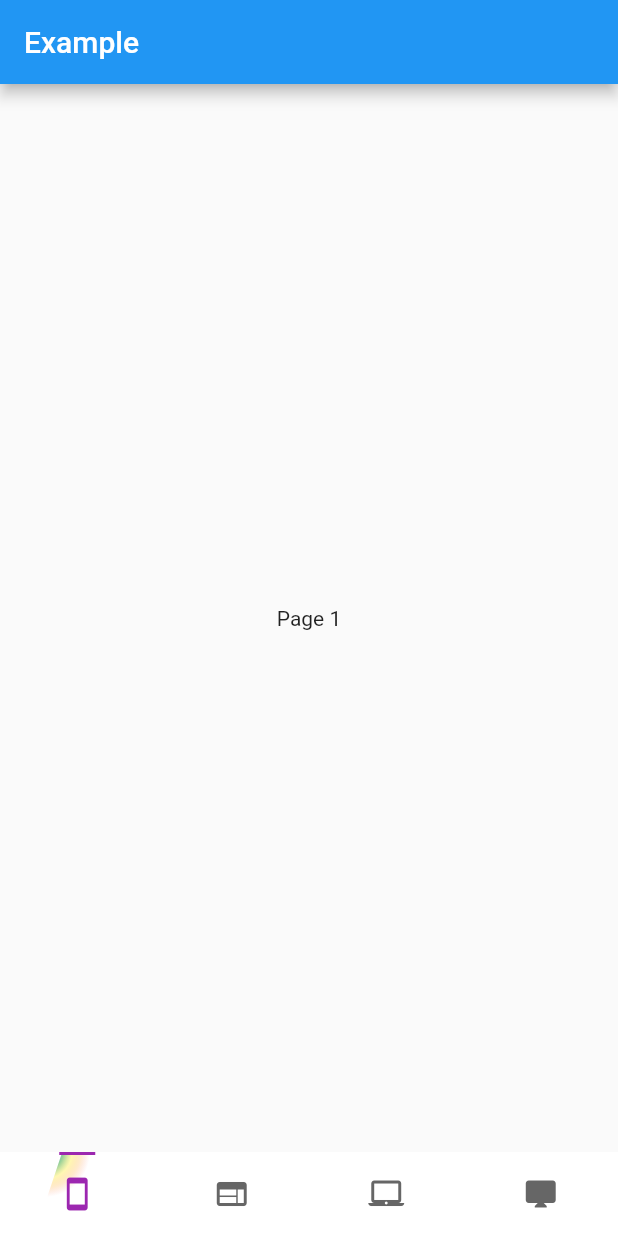
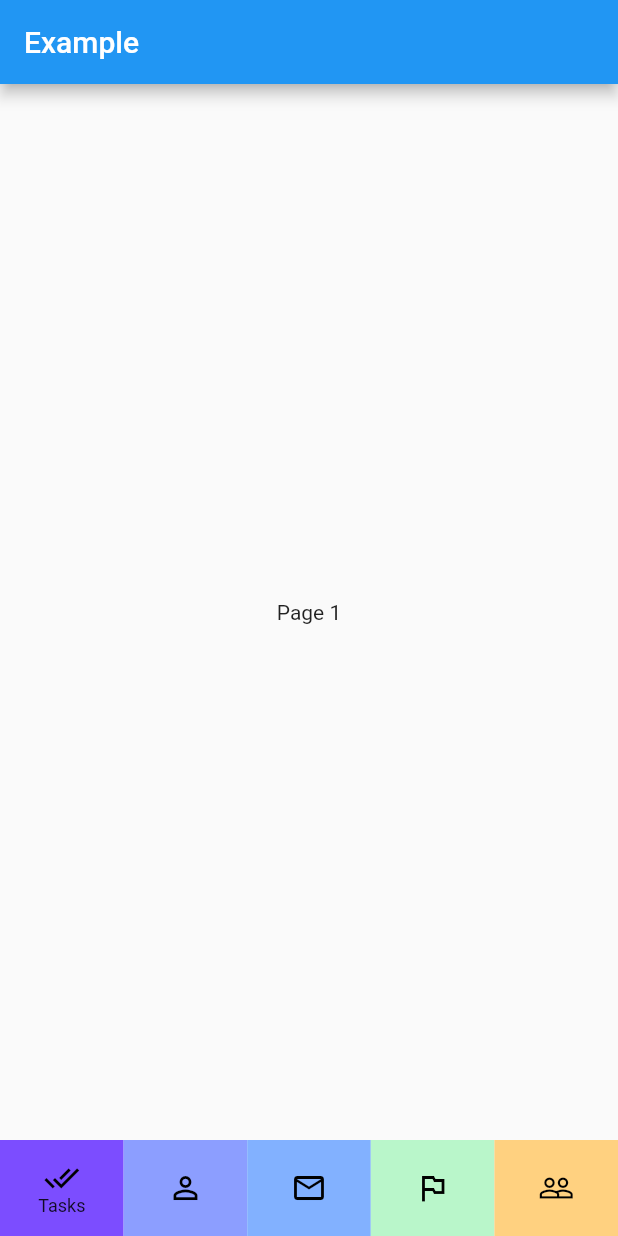
Before and after one commit to masterashu/flutter_cool_nav, a Flutter app: the screen it shows after launch, on a phone screen of 412 x 824 dp. Run offline on Flutter 3.47's test engine with Material 2 defaults, Android fonts, the phone set to English and light mode, and no system bars.

Commit message:
add FlipBoxBottomNavigation Bar

```diff
--- /dev/null
+++ b/example/lib/flipbox_nav_bar.dart
@@ -0,0 +1,86 @@
+import 'package:flutter/material.dart';
+import 'package:cool_nav/cool_nav.dart';
+
+class FlipBoxNavigationBarHome extends StatefulWidget {
+  FlipBoxNavigationBarHome({Key key}) : super(key: key);
+
+  @override
+  _FlipBoxNavigationBarHomeState createState() => _FlipBoxNavigationBarHomeState();
+}
+
+class _FlipBoxNavigationBarHomeState extends State<FlipBoxNavigationBarHome> {
+  int currentIndex;
+
+  _updateIndex(index) {
+    setState(() {
+      currentIndex = index;
+    });
+  }
+
+  @override
+  void initState() {
+    super.initState();
+    currentIndex = 0;
+  }
+
+  List<Text> texts = [
+    Text('Page 1'),
+    Text('Page 2'),
+    Text('Page 3'),
+    Text('Page 4'),
+    Text('Page 5')
+  ];
+
+  @override
+  Widget build(BuildContext context) {
+    return Scaffold(
+        appBar: AppBar(
+          title: Text('Example'),
+        ),
+        body: Center(
+          child: texts[currentIndex],
+        ),
+        bottomNavigationBar: FlipBoxNavigationBar(
+          currentIndex: currentIndex,
+          verticalPadding: 20.0,
+          items: <FlipBoxNavigationBarItem>[
+            FlipBoxNavigationBarItem(
+              name: 'Tasks',
+              selectedIcon: Icons.done_all,
+              unselectedIcon: Icons.done_outline,
+              selectedBackgroundColor: Colors.deepPurpleAccent[200],
+              unselectedBackgroundColor: Colors.deepPurpleAccent[100],
+            ),
+            FlipBoxNavigationBarItem(
+              name: 'People',
+              selectedIcon: Icons.person,
+              unselectedIcon: Icons.person_outline,
+              selectedBackgroundColor: Colors.indigoAccent[200],
+              unselectedBackgroundColor: Colors.indigoAccent[100],
+            ),
+            FlipBoxNavigationBarItem(
+              name: 'Mail',
+              selectedIcon: Icons.mail,
+              unselectedIcon: Icons.mail_outline,
+              selectedBackgroundColor: Colors.blueAccent[200],
+              unselectedBackgroundColor: Colors.blueAccent[100],
+            ),
+            FlipBoxNavigationBarItem(
+              name: 'Flagged',
+              selectedIcon: Icons.flag,
+              unselectedIcon: Icons.outlined_flag,
+              selectedBackgroundColor: Colors.greenAccent[200],
+              unselectedBackgroundColor: Colors.greenAccent[100],
+            ),
+            FlipBoxNavigationBarItem(
+              name: 'Accounts',
+              selectedIcon: Icons.people,
+              unselectedIcon: Icons.people_outline,
+              selectedBackgroundColor: Colors.orangeAccent[200],
+              unselectedBackgroundColor: Colors.orangeAccent[100],
+            ),
+          ],
+          onTap: _updateIndex,
+        ));
+  }
+}
--- a/example/lib/main.dart
+++ b/example/lib/main.dart
@@ -1,11 +1,11 @@
-import 'package:cool_nav/cool_nav.dart';
 import 'package:flutter/cupertino.dart';
 import 'package:flutter/material.dart';
+import 'flipbox_nav_bar.dart';
+import 'spotlight_nav_bar.dart';
 
 void main() => runApp(MyApp());
 
 class MyApp extends StatelessWidget {
-  // This widget is the root of your application.
   @override
   Widget build(BuildContext context) {
     return MaterialApp(
@@ -13,72 +13,8 @@ class MyApp extends StatelessWidget {
       theme: ThemeData(
         primarySwatch: Colors.blue,
       ),
-      home: MyHomePage(),
+      // home: SpotlightNavigationBarHome(),
+      home: FlipBoxNavigationBarHome(),
     );
   }
 }
-
-class MyHomePage extends StatefulWidget {
-  MyHomePage({Key key}) : super(key: key);
-
-  @override
-  _MyHomePageState createState() => _MyHomePageState();
-}
-
-class _MyHomePageState extends State<MyHomePage> {
-  int currentIndex;
-
-  _updateIndex(index) {
-    setState(() {
-      currentIndex = index;
-    });
-  }
-
-  @override
-  void initState() {
-    super.initState();
-    currentIndex = 0;
-  }
-
-  List<Text> texts = [
-    Text("Page 1"),
-    Text("Page 2"),
-    Text("Page 3"),
-    Text("Page 4")
-  ];
-
-  @override
-  Widget build(BuildContext context) {
-    return Scaffold(
-      appBar: AppBar(
-        title: Text("Example"),
-      ),
-      body: Center(
-        child: texts[currentIndex],
-      ),
-      bottomNavigationBar: SpotlightBottomNavigationBar(
-        items: [
-          SpotlightBottomNavigationBarItem(icon: Icons.smartphone),
-          SpotlightBottomNavigationBarItem(icon: Icons.web),
-          SpotlightBottomNavigationBarItem(icon: Icons.laptop_mac),
-          SpotlightBottomNavigationBarItem(icon: Icons.desktop_mac),
-        ],
-        currentIndex: currentIndex,
-        onTap: _updateIndex,
-        backgroundColor: Colors.white,
-        selectedItemColor: Colors.purple,
-        spotlightGradient: RadialGradient(
-          colors: [
-            Colors.indigo,
-            Colors.blue.withAlpha(200),
-            Colors.green.withAlpha(150),
-            Colors.yellow.withAlpha(100),
-            Colors.orange.withAlpha(50),
-            Colors.red.withAlpha(0),
-          ],
-          center: Alignment.topCenter
-        ),
-      ),
-    );
-  }
-}
--- /dev/null
+++ b/example/lib/spotlight_nav_bar.dart
@@ -0,0 +1,64 @@
+import 'package:flutter/material.dart';
+import 'package:cool_nav/cool_nav.dart';
+
+class SpotlightNavBarHome extends StatefulWidget {
+  SpotlightNavBarHome({Key key}) : super(key: key);
+
+  @override
+  _SpotlightNavBarHomeState createState() => _SpotlightNavBarHomeState();
+}
+
+class _SpotlightNavBarHomeState extends State<SpotlightNavBarHome> {
+  int currentIndex;
+
+  _updateIndex(index) {
+    setState(() {
+      currentIndex = index;
+    });
+  }
+
+  @override
+  void initState() {
+    super.initState();
+    currentIndex = 0;
+  }
+
+  List<Text> texts = [
+    Text("Page 1"),
+    Text("Page 2"),
+    Text("Page 3"),
+    Text("Page 4")
+  ];
+
+  @override
+  Widget build(BuildContext context) {
+    return Scaffold(
+      appBar: AppBar(
+        title: Text("Example"),
+      ),
+      body: Center(
+        child: texts[currentIndex],
+      ),
+      bottomNavigationBar: SpotlightBottomNavigationBar(
+        items: [
+          SpotlightBottomNavigationBarItem(icon: Icons.smartphone),
+          SpotlightBottomNavigationBarItem(icon: Icons.web),
+          SpotlightBottomNavigationBarItem(icon: Icons.laptop_mac),
+          SpotlightBottomNavigationBarItem(icon: Icons.desktop_mac),
+        ],
+        currentIndex: currentIndex,
+        onTap: _updateIndex,
+        backgroundColor: Colors.white,
+        selectedItemColor: Colors.purple,
+        spotlightGradient: RadialGradient(colors: [
+          Colors.indigo,
+          Colors.blue.withAlpha(200),
+          Colors.green.withAlpha(150),
+          Colors.yellow.withAlpha(100),
+          Colors.orange.withAlpha(50),
+          Colors.red.withAlpha(0),
+        ], center: Alignment.topCenter),
+      ),
+    );
+  }
+}
--- a/example/pubspec.yaml
+++ b/example/pubspec.yaml
@@ -24,6 +24,7 @@ dependencies:
   # Use with the CupertinoIcons class for iOS style icons.
   cupertino_icons: ^0.1.2
   cool_nav:
+    path: ../../cool_nav
 
 dev_dependencies:
   flutter_test:
--- a/lib/cool_nav.dart
+++ b/lib/cool_nav.dart
@@ -1,3 +1,4 @@
 library coolnav;
 
 export 'src/spotlight_navbar/spotlight_navbar.dart';
+export 'src/flipbox_navbar/filpbox_navbar.dart';
--- /dev/null
+++ b/lib/src/flipbox_navbar/filpbox_navbar.dart
@@ -0,0 +1,356 @@
+import 'dart:math' show pi, max;
+
+import 'package:flutter/cupertino.dart';
+import 'package:flutter/material.dart';
+
+/// A Custom Bottom Navigation Bar that is displayed at the bottom of the
+/// screen. The [FlipBoxNavigationBar] animated between the selected and
+/// the unselected state it similar to a the rotation of a rectangle box.
+/// This navigation bar is usually can be used in a [Scaffold], by providing
+/// it as the [Scaffold.bottomNavigationBar] argument.
+class FlipBoxNavigationBar extends StatefulWidget {
+  /// Creates a flip box bottom navigation bar which can be used with
+  /// [Scaffold]'s [Scaffold.bottomNavigationBar] argument.
+  ///
+  /// The length of [items] should be at least three.
+  ///
+  /// The [selectedItemTheme], [unselectedItemTheme] and
+  /// [backgroundColor] must not be null.
+  ///
+  /// The [verticalPadding] must be greater than 4.0.
+  ///
+  /// The [duration] can be used to have custom [Duration] of animation.
+  /// [duration] must be greater than 100ms.
+  FlipBoxNavigationBar({
+    @required this.items,
+    this.currentIndex = 0,
+    this.selectedItemTheme = const IconThemeData(size: 24.0, color: Colors.black),
+    this.unselectedItemTheme = const IconThemeData(size: 24.0, color: Colors.black),
+    this.verticalPadding = 16,
+    this.backgroundColor,
+    this.textStyle,
+    this.duration,
+    this.onTap,
+    Key key,
+  })  : assert(items != null && items.length >= 3),
+        assert(selectedItemTheme != null),
+        assert(selectedItemTheme != null),
+        assert(duration == null || duration > const Duration(milliseconds: 100)),
+        assert(verticalPadding >= 4.0),
+        super(key: key);
+
+  /// Defines the list of items to show on the bottom navigation bar.
+  final List<FlipBoxNavigationBarItem> items;
+
+  /// The index of the selected [FlipBoxNavigationBar] in [items].
+  final int currentIndex;
+
+  /// Called when one of the [items] is tapped.
+  ///
+  /// The stateful widget that creates the bottom navigation bar needs to keep
+  /// track of the index of the selected [FlipBoxNavigationBar] and call
+  /// `setState` to rebuild the bottom navigation bar with the new [currentIndex].
+  final ValueChanged<int> onTap;
+
+  /// Defines the size and color of the item's icon when it is selected.
+  final IconThemeData selectedItemTheme;
+
+  /// Defines the size and color of the item's icon when it is unselected.
+  final IconThemeData unselectedItemTheme;
+
+  /// Defines the style of the item's name when it is selected.
+  final TextStyle textStyle;
+
+  /// The background color of [FlipBoxNavigationBar] itself.
+  final backgroundColor;
+
+  /// The duration of animation.
+  final Duration duration;
+
+  /// The amount of padding to provide for each [FlipBoxNavigationBarTile].
+  ///
+  /// The height of tile is calculated by adding [verticalPadding] twice to the
+  /// maximum icon size (selected / unselected).
+  final double verticalPadding;
+
+  /// Calculates the maximum size of selected/unselected icon size of [FlipBoxNavigationBarItem].
+  double get maxIconSize {
+    var iconSize = 24.0;
+    iconSize = max(iconSize, selectedItemTheme?.size ?? 24.0);
+    iconSize = max(iconSize, unselectedItemTheme?.size ?? 24.0);
+    return iconSize;
+  }
+
+  @override
+  _FlipBoxNavigationBarState createState() => _FlipBoxNavigationBarState();
+}
+
+/// An item that is used with [FlipBoxNavigationBar] containing the
+/// information about the items to display.
+class FlipBoxNavigationBarItem {
+  /// Creates an item which is used with [FlipBoxNavigationBar.items].
+  ///
+  /// The [name], [selectedIcon] are required and must be non-null.
+  ///
+  /// The [selectedIcon] will be used if [unselectedIcon] is null.
+  FlipBoxNavigationBarItem({
+    @required this.name,
+    @required this.selectedIcon,
+    this.selectedBackgroundColor = Colors.blue,
+    this.unselectedBackgroundColor = Colors.lightBlue,
+    unselectedIcon,
+  })  : assert(name != null),
+        assert(selectedIcon != null),
+        unselectedIcon = unselectedIcon ?? selectedIcon;
+
+  /// The text to be displayed for the selected item.
+  final String name;
+
+  /// The Icon which will be shown on the [FlipBoxNavigationBar] when the current
+  /// item is selected.
+  final IconData selectedIcon;
+
+  /// The Icon which will be shown on the [FlipBoxNavigationBar] when the current
+  /// item is unselected.
+  final IconData unselectedIcon;
+
+  /// The color of the [FlipBoxNavigationBarTile] when the current
+  /// item is selected.
+  final Color selectedBackgroundColor;
+
+  /// The color of the [FlipBoxNavigationBarTile] when the current
+  /// item is unselected.
+  final Color unselectedBackgroundColor;
+}
+
+/// The Navigation Bar tile displayed within the [FlipBoxNavigationBar].
+class FlipBoxNavigationBarTile extends StatefulWidget {
+  /// Creates a new [FlipBoxNavigationBarTile] for displaying a single entry of an item
+  /// from [FlipBoxNavigationBar.items].
+  ///
+  /// The [item] and [animation] is required.
+  FlipBoxNavigationBarTile({
+    @required this.item,
+    @required Animation animation,
+    this.height = 56.0,
+    this.textStyle = const TextStyle(fontSize: 12.0),
+    this.selectedIconTheme,
+    this.unselectedIconTheme,
+    Key key,
+  })  : assert(height >= 0.0),
+        assert(textStyle != null),
+        animation = _generateTween(animation),
+        super(key: key);
+
+  /// Defines the [FlipBoxNavigationBarItem] used to modify the UI of the tile.
+  final FlipBoxNavigationBarItem item;
+
+  /// An [Animation] object used to animate the transitions between selected
+  /// and unselected state of Tile.
+  final Animation animation;
+
+  /// Defines the height of the [FlipBoxNavigationBarTile].
+  final double height;
+
+  /// Defines the [TextStyle] of the text shown with the selected Tile.
+  final TextStyle textStyle;
+
+  /// Defines the [IconThemeData] for the selected item.
+  final IconThemeData selectedIconTheme;
+
+  /// Defines the [IconThemeData] for the unselected item.
+  final IconThemeData unselectedIconTheme;
+
+  /// Interpolates an existing animation to a Bounce back [Curve] animation.
+  static _generateTween(Animation animation) {
+    return TweenSequence(<TweenSequenceItem>[
+      TweenSequenceItem(tween: Tween(begin: 0.0, end: -0.1), weight: 10.0),
+      TweenSequenceItem(tween: Tween(begin: -0.1, end: 0.0), weight: 25.0),
+      TweenSequenceItem(tween: Tween(begin: 0.0, end: 1.0), weight: 20.0),
+      TweenSequenceItem(tween: Tween(begin: 1.0, end: 1.1), weight: 30.0),
+      TweenSequenceItem(tween: Tween(begin: 1.1, end: 1.0), weight: 20.0),
+    ]).animate(animation);
+  }
+
+  @override
+  _FlipBoxNavigationBarTileState createState() => _FlipBoxNavigationBarTileState();
+}
+
+class _FlipBoxNavigationBarState extends State<FlipBoxNavigationBar> with TickerProviderStateMixin {
+  List<AnimationController> _controllers;
+  int oldIndex;
+
+  // Resets the controllers
+  resetState() {
+    // dispose any old controllers
+    if (_controllers != null) {
+      _controllers.forEach((e) => e.dispose());
+    }
+    // Create new controllers
+    _controllers = List<AnimationController>.generate(
+      widget.items.length,
+      (index) => AnimationController(
+        duration: widget.duration ?? const Duration(milliseconds: 800),
+        vsync: this,
+      ),
+    );
+  }
+
+  // Starts the flip animation
+  switchIndex() {
+    if (oldIndex != widget.currentIndex) {
+      _controllers[oldIndex].reverse(from: 1.0);
+      _controllers[widget.currentIndex].forward(from: 0.0);
+    } else {
+      // partially animate the selected tile
+      _controllers[widget.currentIndex].forward(from: 0.8);
+    }
+  }
+
+  @override
+  void initState() {
+    super.initState();
+    resetState();
+    oldIndex = widget.currentIndex;
+    switchIndex();
+  }
+
+  @override
+  void didUpdateWidget(FlipBoxNavigationBar oldWidget) {
+    super.didUpdateWidget(oldWidget);
+    // Reset controllers when length of items is changed
+    if (oldWidget.items.length != widget.items.length) {
+      resetState();
+      oldIndex = widget.currentIndex;
+    } else {
+      oldIndex = oldWidget.currentIndex;
+    }
+    switchIndex();
+  }
+
+  // build FlipBoxNavigationBarTile for all the items.
+  _buildTiles() {
+    var tiles = List<Widget>.generate(widget.items.length, (index) {
+      return Expanded(
+        child: GestureDetector(
+          onTap: () {
+            if (widget.onTap != null) {
+              widget.onTap(index);
+            }
+          },
+          child: FlipBoxNavigationBarTile(
+            item: widget.items[index],
+            animation: _controllers[index],
+            height: widget.verticalPadding * 2 + widget.maxIconSize,
+            selectedIconTheme: widget.selectedItemTheme,
+            unselectedIconTheme: widget.unselectedItemTheme,
+            key: UniqueKey(),
+          ),
+        ),
+      );
+    });
+    return tiles;
+  }
+
+  @override
+  Widget build(BuildContext context) {
+    return Container(
+      width: MediaQuery.of(context).size.width,
+      height: widget.verticalPadding * 2 + widget.maxIconSize,
+      child: Row(
+        mainAxisAlignment: MainAxisAlignment.spaceAround,
+        children: _buildTiles(),
+      ),
+    );
+  }
+
+  @override
+  void dispose() {
+    _controllers.forEach((e) => e.dispose());
+    super.dispose();
+  }
+}
+
+class _FlipBoxNavigationBarTileState extends State<FlipBoxNavigationBarTile> {
+  // build selected size of the box
+  get _selectedSide => Container(
+        height: widget.height,
+        color: widget.item.selectedBackgroundColor,
+        child: Column(
+          mainAxisAlignment: MainAxisAlignment.center,
+          crossAxisAlignment: CrossAxisAlignment.stretch,
+          children: <Widget>[
+            Icon(
+              widget.item.selectedIcon,
+              size: widget.selectedIconTheme?.size ?? 24.0,
+              color: widget.selectedIconTheme?.color,
+            ),
+            Text(
+              widget.item.name,
+              textAlign: TextAlign.center,
+              style: widget.textStyle,
+            )
+          ],
+        ),
+      );
+
+  // build selected size of the box
+  get _unselectedSide => Container(
+        height: widget.height,
+        color: widget.item.unselectedBackgroundColor,
+        child: Center(
+          child: Icon(
+            widget.item.unselectedIcon,
+            size: widget.unselectedIconTheme?.size,
+            color: widget.unselectedIconTheme?.color,
+          ),
+        ),
+      );
+
+  @override
+  Widget build(BuildContext context) {
+    return Container(
+      child: AnimatedBuilder(
+        animation: widget.animation,
+        builder: (_, child) {
+          var selectedSide = Positioned(
+            child: Transform.translate(
+              offset: Offset(0.0, (1 - widget.animation.value) * widget.height),
+              child: Transform(
+                transform: Matrix4.identity()
+                  ..setEntry(3, 2, 0.005)
+                  ..rotateX((1 - widget.animation.value) * pi / 2)
+                  ..scale(1 + (0.5 - _abs(widget.animation.value - 0.5)) / 5),
+                alignment: Alignment.topCenter,
+                child: _selectedSide,
+              ),
+            ),
+          );
+          var unselectedSide = Positioned(
+            child: Transform.translate(
+              offset: Offset(0.0, -widget.animation.value * widget.height),
+              child: Transform(
+                transform: Matrix4.identity()
+                  ..setEntry(3, 2, 0.005)
+                  ..rotateX(-widget.animation.value * pi / 2)
+                  ..scale(1 + (0.5 - _abs(widget.animation.value - 0.5)) / 5),
+                alignment: Alignment.bottomCenter,
+                child: _unselectedSide,
+              ),
+            ),
+          );
+          return Stack(
+            // Prevent selected size from painting over the unselected side
+            // during the extra bounce animation.
+            children: (widget.animation.value > 1.0)
+                ? <Widget>[unselectedSide, selectedSide]
+                : <Widget>[selectedSide, unselectedSide],
+          );
+        },
+      ),
+    );
+  }
+}
+
+// Absolute value of a num
+_abs(x) => x >= 0.0 ? x : -x;
--- a/pubspec.yaml
+++ b/pubspec.yaml
@@ -1,6 +1,6 @@
 name: cool_nav
 description: A collection of really awesome, easy to use Bottom Navigation Bars.
-version: 0.0.2
+version: 0.0.3
 homepage: https://github.com/masterashu/flutter_cool_nav
 repository: https://github.com/masterashu/flutter_cool_nav
 issue_tracker: https://github.com/masterashu/flutter_cool_nav/issues
```
Also changed, not shown: demo/flipbox_nav_bar.gif (added), example/pubspec.lock, 2 other files.
